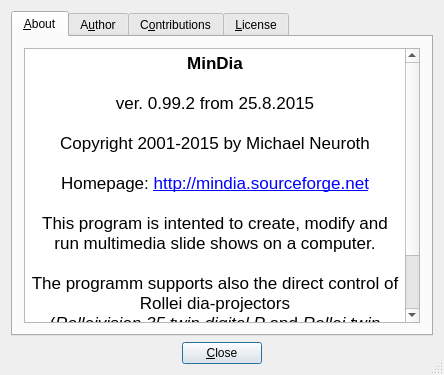
Old version of the form src/AboutExtDlg4.ui in the repository mneuroth/MinDia.
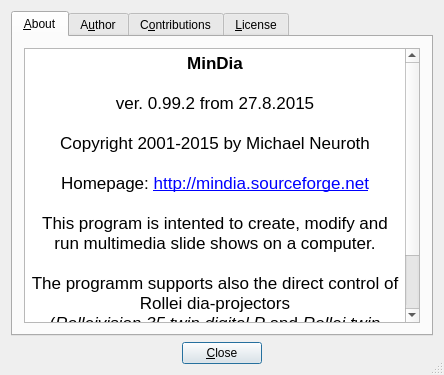
New version of the form.

```diff
--- a/src/AboutExtDlg4.ui
+++ b/src/AboutExtDlg4.ui
@@ -67,7 +67,7 @@
 &lt;html&gt;&lt;head&gt;&lt;meta name=&quot;qrichtext&quot; content=&quot;1&quot; /&gt;&lt;style type=&quot;text/css&quot;&gt;
 p, li { white-space: pre-wrap; }
 &lt;/style&gt;&lt;/head&gt;&lt;body style=&quot; font-family:'.Lucida Grande UI'; font-size:13pt; font-weight:400; font-style:normal;&quot;&gt;
-&lt;p align=&quot;center&quot; style=&quot; margin-top:0px; margin-bottom:0px; margin-left:0px; margin-right:0px; -qt-block-indent:0; text-indent:0px;&quot;&gt;&lt;span style=&quot; font-family:'Lucida Grande'; font-weight:600;&quot;&gt;MinDia&lt;/span&gt;&lt;span style=&quot; font-family:'Lucida Grande';&quot;&gt;&lt;br /&gt;&lt;br /&gt;ver. 0.99.2 from 25.8.2015&lt;br /&gt;&lt;br /&gt;Copyright 2001-2015 by Michael Neuroth&lt;br /&gt;&lt;br /&gt;Homepage: &lt;/span&gt;&lt;a href=&quot;http://mindia.sourceforge.net&quot;&gt;&lt;span style=&quot; font-family:'Lucida Grande'; text-decoration: underline; color:#0000ff;&quot;&gt;http://mindia.sourceforge.net&lt;/span&gt;&lt;/a&gt;&lt;span style=&quot; font-family:'Lucida Grande';&quot;&gt;&lt;br /&gt;&lt;br /&gt;This program is intented to create, modify and run multimedia slide shows on a computer. &lt;br /&gt;&lt;br /&gt;The programm supports also the direct control of Rollei dia-projectors &lt;br /&gt;(&lt;/span&gt;&lt;span style=&quot; font-family:'Lucida Grande'; font-style:italic;&quot;&gt;Rolleivision 35 twin digital P&lt;/span&gt;&lt;span style=&quot; font-family:'Lucida Grande';&quot;&gt; and &lt;/span&gt;&lt;span style=&quot; font-family:'Lucida Grande'; font-style:italic;&quot;&gt;Rollei twin MSC 3x0 P&lt;/span&gt;&lt;span style=&quot; font-family:'Lucida Grande';&quot;&gt;).&lt;/span&gt;&lt;/p&gt;
+&lt;p align=&quot;center&quot; style=&quot; margin-top:0px; margin-bottom:0px; margin-left:0px; margin-right:0px; -qt-block-indent:0; text-indent:0px;&quot;&gt;&lt;span style=&quot; font-family:'Lucida Grande'; font-weight:600;&quot;&gt;MinDia&lt;/span&gt;&lt;span style=&quot; font-family:'Lucida Grande';&quot;&gt;&lt;br /&gt;&lt;br /&gt;ver. 0.99.2 from 27.8.2015&lt;br /&gt;&lt;br /&gt;Copyright 2001-2015 by Michael Neuroth&lt;br /&gt;&lt;br /&gt;Homepage: &lt;/span&gt;&lt;a href=&quot;http://mindia.sourceforge.net&quot;&gt;&lt;span style=&quot; font-family:'Lucida Grande'; text-decoration: underline; color:#0000ff;&quot;&gt;http://mindia.sourceforge.net&lt;/span&gt;&lt;/a&gt;&lt;span style=&quot; font-family:'Lucida Grande';&quot;&gt;&lt;br /&gt;&lt;br /&gt;This program is intented to create, modify and run multimedia slide shows on a computer. &lt;br /&gt;&lt;br /&gt;The programm supports also the direct control of Rollei dia-projectors &lt;br /&gt;(&lt;/span&gt;&lt;span style=&quot; font-family:'Lucida Grande'; font-style:italic;&quot;&gt;Rolleivision 35 twin digital P&lt;/span&gt;&lt;span style=&quot; font-family:'Lucida Grande';&quot;&gt; and &lt;/span&gt;&lt;span style=&quot; font-family:'Lucida Grande'; font-style:italic;&quot;&gt;Rollei twin MSC 3x0 P&lt;/span&gt;&lt;span style=&quot; font-family:'Lucida Grande';&quot;&gt;).&lt;/span&gt;&lt;/p&gt;
 &lt;p align=&quot;center&quot; style=&quot; margin-top:0px; margin-bottom:0px; margin-left:0px; margin-right:0px; -qt-block-indent:0; text-indent:0px;&quot;&gt;&lt;span style=&quot; font-family:'Lucida Grande';&quot;&gt;&lt;br /&gt;&lt;/span&gt;&lt;/p&gt;&lt;/body&gt;&lt;/html&gt;</string>
          </property>
         </widget>
```
